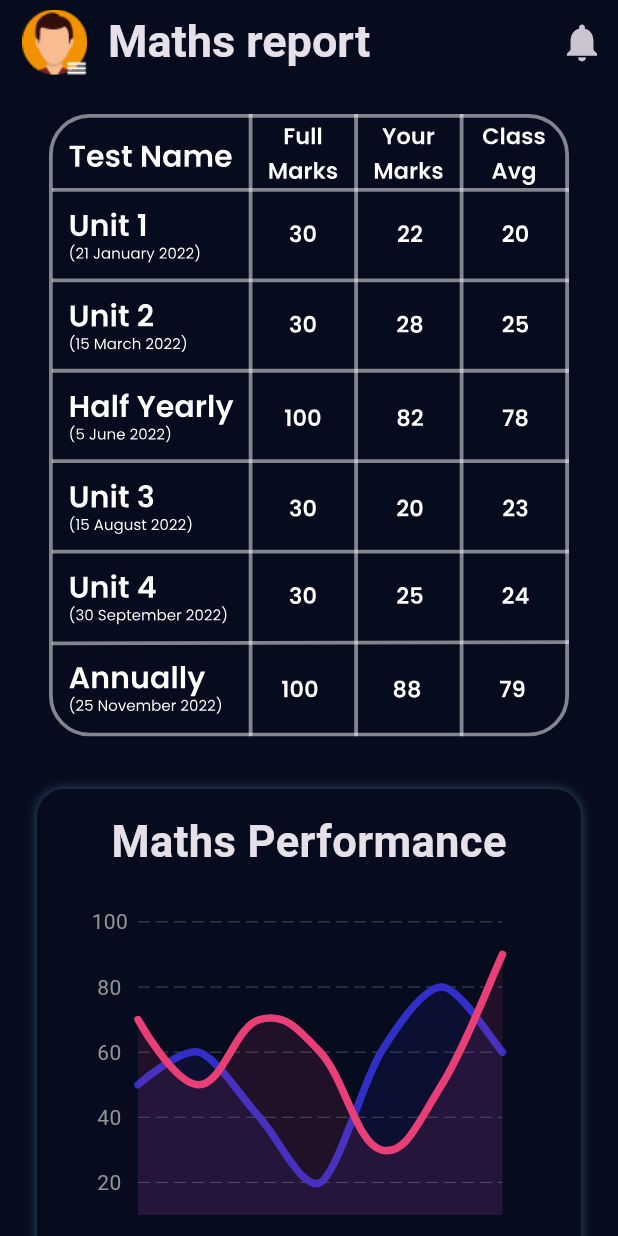
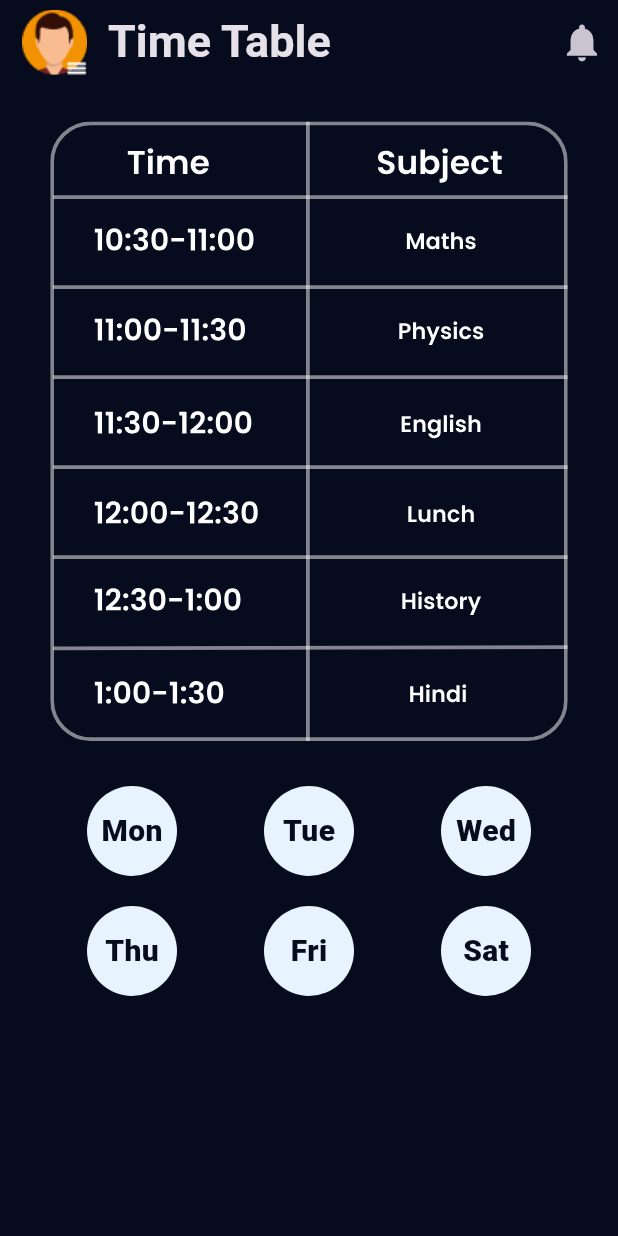
Before and after one commit to SohamXdas/School_ERP_Portal, a Flutter app: the screen it shows after launch, on a phone screen of 412 x 824 dp. Run offline on Flutter 3.47's test engine with Material 3 defaults, Android fonts, the phone set to English and light mode, and no system bars; drawn by our look-alikes of fl_chart; our stand-ins replace flutter_svg.

Commit message:
Added Time Table Page

```diff
--- a/lib/Global_widgets/buttons.dart
+++ b/lib/Global_widgets/buttons.dart
@@ -1,5 +1,3 @@
-import 'dart:ffi';
-
 import 'package:flutter/material.dart';
 
 //! button1
@@ -100,18 +98,22 @@ class Button4 extends StatelessWidget {
   final String whichUnit;
   final Color buttonColor;
   final Color textColor;
+  final double height;
+  final double width;
   const Button4({
     super.key,
     required this.whichUnit,
     required this.buttonColor,
     required this.textColor,
+    required this.height,
+    required this.width,
   });
 
   @override
   Widget build(BuildContext context) {
     return Container(
-      width: 60,
-      height: 60,
+      width: width,
+      height: height,
       decoration: BoxDecoration(
         color: buttonColor,
         borderRadius: BorderRadius.circular(35),
@@ -122,7 +124,7 @@ class Button4 extends StatelessWidget {
           style: TextStyle(
             color: textColor,
             fontSize: 20,
-            fontWeight: FontWeight.w900,
+            fontWeight: FontWeight.w800,
           ),
         ),
       ),
--- a/lib/Preformance_report_page/detailed_performance_report_page.dart
+++ b/lib/Preformance_report_page/detailed_performance_report_page.dart
@@ -1,9 +1,7 @@
 import 'package:flutter/material.dart';
 import 'package:student/Global_widgets/buttons.dart';
 import 'package:student/appbar_global/drawer.dart';
-import 'package:student/appbar_global/appbar.dart';
 import 'package:student/Global_widgets/graphs/performance_graphs.dart';
-import 'package:student/Global_widgets/graphs/syllabus_graph.dart';
 
 class PerformanceReportPage extends StatelessWidget {
   const PerformanceReportPage({super.key});
--- /dev/null
+++ b/lib/Time Table/timetable.dart
@@ -0,0 +1,137 @@
+import 'package:flutter/material.dart';
+import 'package:flutter_svg/flutter_svg.dart';
+import 'package:student/Global_widgets/buttons.dart';
+import 'package:student/appbar_global/drawer.dart';
+import 'package:student/appbar_global/appbar.dart';
+import 'package:student/Global_widgets/graphs/performance_graphs.dart';
+import 'package:student/Global_widgets/graphs/syllabus_graph.dart';
+
+class Timetable extends StatelessWidget {
+  const Timetable({super.key});
+
+  @override
+  Widget build(BuildContext context) {
+    return Scaffold(
+      backgroundColor: const Color.fromRGBO(6, 11, 29, 1),
+      endDrawer: drawer(),
+      appBar: AppBar(
+        elevation: 0,
+        title: const Text(
+          'Time Table',
+          style: TextStyle(fontSize: 30, fontWeight: FontWeight.w600),
+        ),
+        actions: [
+          IconButton(
+            onPressed: () {
+              // TODO: Go to notification page
+            },
+            icon: const Icon(
+              Icons.notifications,
+              size: 30,
+            ),
+          ),
+        ],
+        leading: Builder(
+          builder: (BuildContext context) {
+            return Padding(
+              padding: const EdgeInsets.only(left: 25, right: 8, top: 3),
+              child: IconButton(
+                icon: Transform.scale(
+                  scale: 6.2,
+                  child: Image.asset(
+                    'assets/images/icons/Drawer_icon.png',
+                  ),
+                ),
+                onPressed: () {
+                  Scaffold.of(context).openEndDrawer();
+                },
+              ),
+            );
+          },
+        ),
+      ),
+      body: ListView(
+        children: [
+          Padding(
+            padding: const EdgeInsets.only(top: 25),
+            child: SvgPicture.asset('assets/images/icons/time_table.svg'),
+          ),
+          const Column(
+            children: [
+              SizedBox(
+                height: 30,
+              ),
+              Row(
+                mainAxisAlignment: MainAxisAlignment.spaceEvenly,
+                children: [
+                  SizedBox(
+                    child: Button4(
+                      whichUnit: 'Mon',
+                      height: 60,
+                      width: 60,
+                      buttonColor: Color.fromRGBO(231, 243, 255, 1),
+                      textColor: Color.fromRGBO(6, 11, 29, 1),
+                    ),
+                  ),
+                  SizedBox(
+                    child: Button4(
+                      whichUnit: 'Tue',
+                      height: 60,
+                      width: 60,
+                      buttonColor: Color.fromRGBO(231, 243, 255, 1),
+                      textColor: Color.fromRGBO(6, 11, 29, 1),
+                    ),
+                  ),
+                  SizedBox(
+                    child: Button4(
+                      whichUnit: 'Wed',
+                      height: 60,
+                      width: 60,
+                      buttonColor: Color.fromRGBO(231, 243, 255, 1),
+                      textColor: Color.fromRGBO(6, 11, 29, 1),
+                    ),
+                  ),
+                ],
+              ),
+              SizedBox(
+                height: 20,
+              ),
+              Row(
+                mainAxisAlignment: MainAxisAlignment.spaceEvenly,
+                children: [
+                  SizedBox(
+                    child: Button4(
+                      whichUnit: 'Thu',
+                      height: 60,
+                      width: 60,
+                      buttonColor: Color.fromRGBO(231, 243, 255, 1),
+                      textColor: Color.fromRGBO(6, 11, 29, 1),
+                    ),
+                  ),
+                  SizedBox(
+                    child: Button4(
+                      whichUnit: 'Fri',
+                      height: 60,
+                      width: 60,
+                      buttonColor: Color.fromRGBO(231, 243, 255, 1),
+                      textColor: Color.fromRGBO(6, 11, 29, 1),
+                    ),
+                  ),
+                  SizedBox(
+                    child: Button4(
+                      whichUnit: 'Sat',
+                      height: 60,
+                      width: 60,
+                      buttonColor: Color.fromRGBO(231, 243, 255, 1),
+                      textColor: Color.fromRGBO(6, 11, 29, 1),
+                    ),
+                  ),
+                ],
+              )
+            ],
+          )
+        ],
+      ),
+    );
+  }
+}
--- a/lib/main.dart
+++ b/lib/main.dart
@@ -2,6 +2,7 @@ import 'package:flutter/material.dart';
 import 'package:student/Home%20page/home_page.dart';
 import 'package:student/Preformance_report_page/detailed_performance_report_page.dart';
 import 'package:student/Specific_subject_pages/english_detailed_marks_page.dart';
+import 'package:student/Time%20Table/timetable.dart';
 import 'package:student/attendence_page/attendence_page.dart';
 
 void main() {
@@ -19,7 +20,7 @@ class MyApp extends StatelessWidget {
           backgroundColor: Color.fromRGBO(6, 11, 29, 1),
         ),
       ),
-      home: const MathsMarksReportPage(),
+      home: const Timetable(),
     );
   }
 }
--- a/pubspec.yaml
+++ b/pubspec.yaml
@@ -76,8 +76,8 @@ flutter:
     - assets/images/icons/syllabus.png
     - assets/images/icons/timetable.png
     - assets/images/icons/troubleshoot.png
-    - assets/images/icons/marks_rpt.png
     - assets/images/icons/marks_rpt.svg
+    - assets/images/icons/time_table.svg
 
   # An image asset can refer to one or more resolution-specific "variants", see
   # https://flutter.dev/assets-and-images/#resolution-aware
```
Also changed, not shown: assets/images/icons/time_table.svg (added), pubspec.lock.
